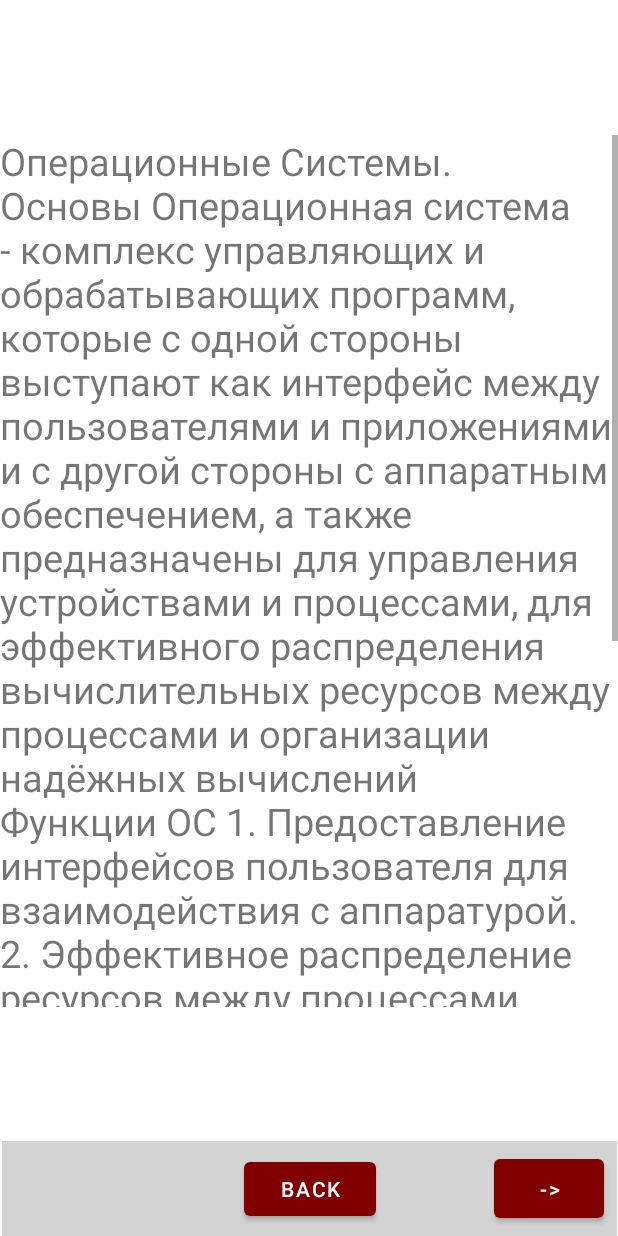
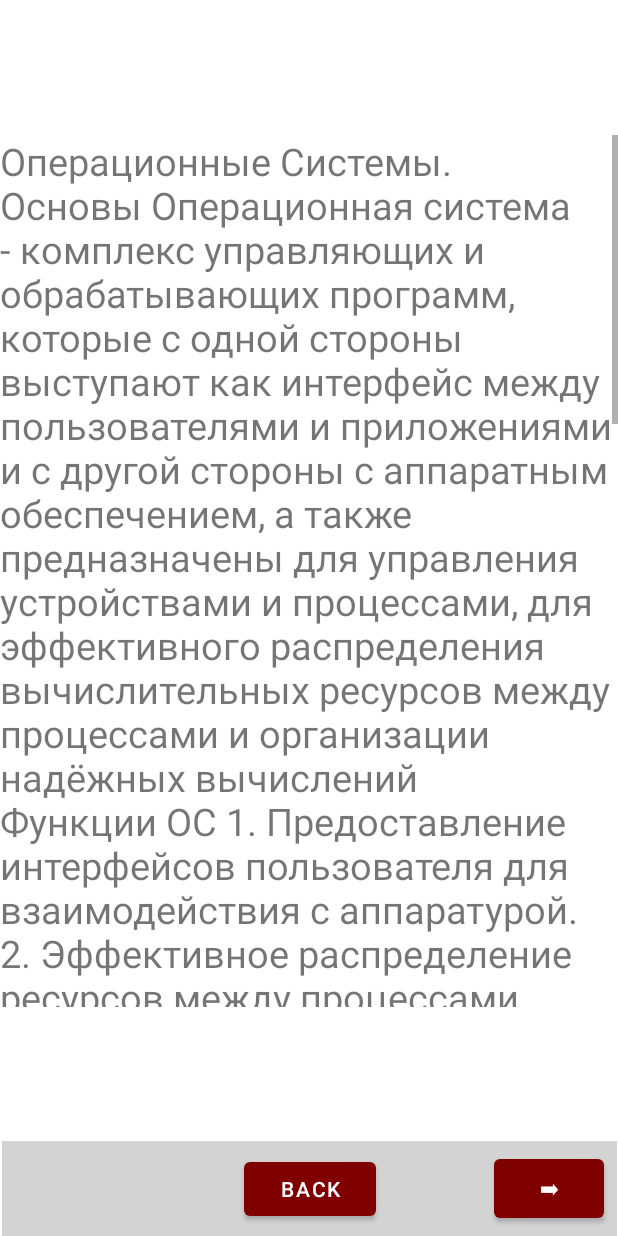
Before and after one commit to Was404/Allinone_android, an Android app: the OperatActivity screen opened directly, with no data from a screen before it, on a phone screen of 412 x 824 dp. Run offline under Robolectric (Android 15) with nearby library versions, the phone set to English and light mode, and no system bars; Roboto replaces fonts that are not available here.

Commit message:
new string-array

```diff
--- a/app/src/main/res/layout/teorver_check.xml
+++ b/app/src/main/res/layout/teorver_check.xml
@@ -21,7 +21,7 @@
             android:layout_height="wrap_content"
             android:fontFamily="@font/adamina"
             android:isScrollContainer="true"
-            android:text="@string/teor_block1"
+            android:text="@string/button_teor"
             android:textSize="25sp" />
 
     </ScrollView>
--- a/app/src/main/res/values/strings.xml
+++ b/app/src/main/res/values/strings.xml
@@ -6,21 +6,41 @@
     <string name="button_menu">Menu</string>
     <string name="button_teor">Teor ver</string>
     <string name="button_back">BACK</string>
-    <string name="btn_next">-></string>
+    <string name="btn_next">➡</string>
     <string name="btn_opersys">Operat system</string>
     <string name="update_check">Check for update or jerk off</string>
 
-    <string name="teor_block1">Теория вероятности
+    <string-array name="teor_block">
+        <item>Блок 1
+            Теория вероятности
         Теория вероятности - это наука о случайных событиях и их характеристиках
         Любой из взаимоисключающих друг друга исходов данного опыта или явления называется элементраным исходом.(ЭИ)
         Событием называется некоторая совокупность элементарных исходов. Если ЭИ конечное число, то событием является любая совокупность элементарных исходов.
     Если событие наступает в результате любого элементарного исхода, то оно называется достоверным.
     Если событие не содержит ни одного ЭИ, то оно наз. невозможным.
-    Событие называется детерминированным если его исход предопределён.</string>
-
-    <string name="teor_block2">Условной вероятностью бла</string>
-
-    <string name="teor_block3">бла бла pft,fkcz сука бя</string>
+            Событие называется детерминированным если его исход предопределён.</item>
+        <item>Блок2
+                Условной вероятностью бла
+        </item>
+        <item>Блок 3
+            бла бла pft,fkcz сука бя
+        </item>
+        <item>Блок 4
+            бла бла pft,fkcz сука бя
+        </item>
+        <item>Блок 5
+            бла бла pft,fkcz сука бя
+        </item>
+        <item>Блок 6
+            бла бла pft,fkcz сука бя
+        </item>
+        <item>Блок 7
+            бла бла pft,fkcz сука бя
+        </item>
+        <item>Блок 8
+            бла бла сука бя я использовал string-array чтобы ебанные блоки коллоквиума перелистывать. Моя счётчик count считает сколько ты клацаешь на бляцкую кнопку и соответственно всавляет текст с нужным блоком.
+        </item>
+    </string-array>
 
     <string name="operatsys_lec1">Операционные Системы. Основы
     Операционная система - комплекс управляющих и обрабатывающих программ, которые с одной стороны выступают как интерфейс между пользователями и приложениями и с другой стороны с аппаратным обеспечением, а также предназначены для управления устройствами и процессами, для эффективного распределения вычислительных ресурсов между процессами и организации надёжных вычислений
@@ -33,5 +53,24 @@
     6. Обеспечение безопасности.
     7. Организация сетевого взаимодействия.
     8. Сохранение информации об ошибках системы.
-    9. Параллельное и псевдопараллельное выполнение задач.</string>
+    9. Параллельное и псевдопараллельное выполнение задач.
+    Требования к ОС (╯°□°）╯︵ ┻━┻
+    1. Маштабируемость.
+    2. Переносимость.
+    3. Совместимость.
+    4. Надёжность.
+    5. Производительность.
+    Классификация по способу организаций вычислений:
+    1. Системы пакетной обработке - формирует пакет задач.
+    2. Системы разделения времени - используется несколькими пользователями.
+    3. Системы реального времени - используется при решении задач нетерпящих задержек.
+    По типу ядра:
+    4. С монолитным ядром.
+    5. С микроядром.
+    6. С гибридным ядром.
+    7. Со смешанным ядром.
+    По особенностям использованного алгоритма управления процессором:
+    8. Однозадачные.
+    9. Многозадачные:
+    невытесняющей производительностью и вытесняющей производительностью.</string>
 </resources>
```
